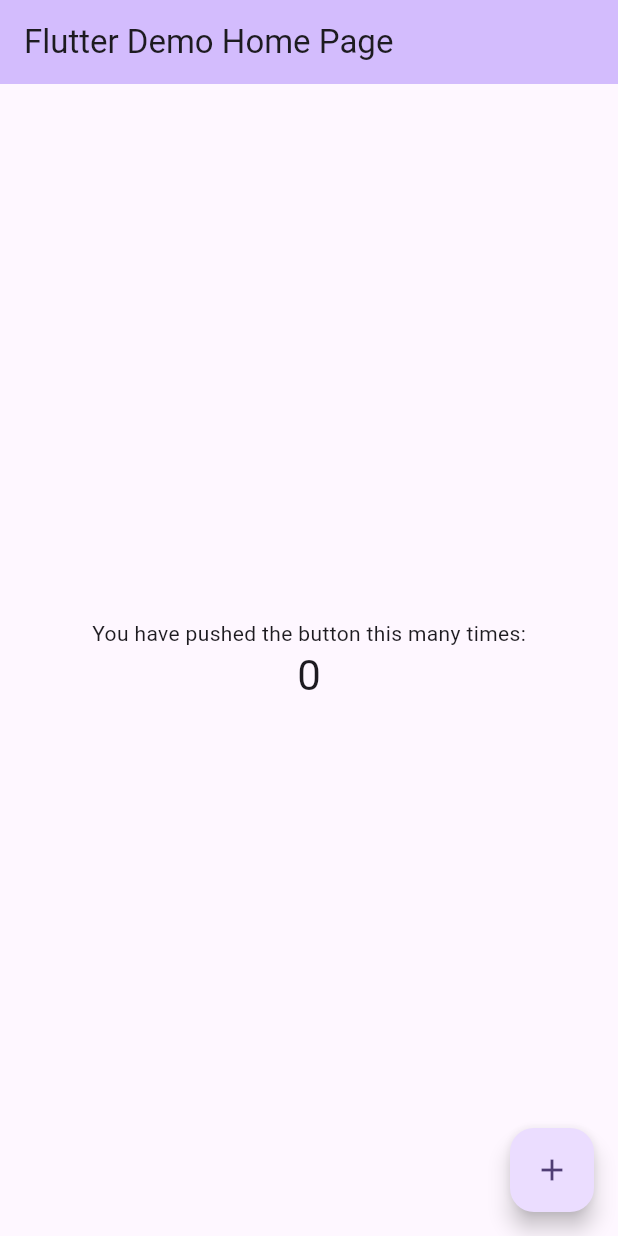
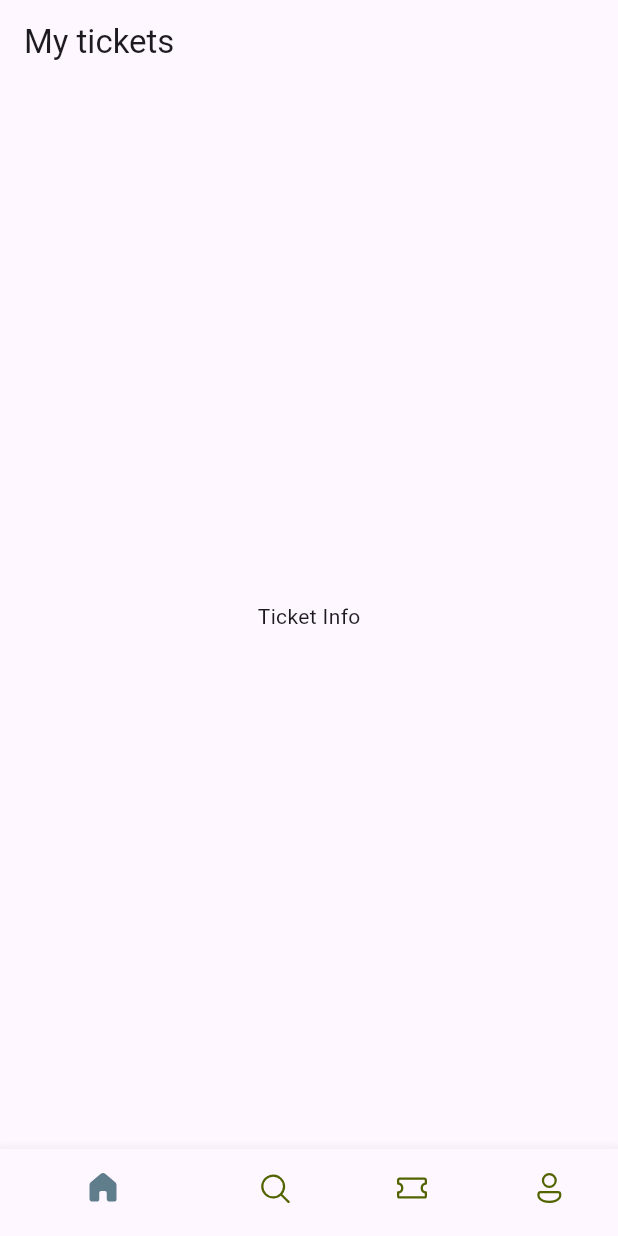
Before and after one commit to teraGL/ticket-app, a Flutter app: the screen it shows after launch, on a phone screen of 412 x 824 dp. Run offline on Flutter 3.47's test engine with Material 3 defaults, Android fonts, the phone set to English and light mode, and no system bars; our stand-ins replace fluentui_icons.

Commit message:
Add Bottom Bar Buttons

```diff
--- /dev/null
+++ b/lib/base/bottom_nav_bar.dart
@@ -0,0 +1,61 @@
+import 'package:fluentui_icons/fluentui_icons.dart';
+import 'package:flutter/material.dart';
+
+class BottomNavBar extends StatefulWidget {
+  const BottomNavBar({super.key});
+
+  @override
+  State<BottomNavBar> createState() => _BottomNavBarState();
+}
+
+class _BottomNavBarState extends State<BottomNavBar> {
+
+  final appScreens = [
+    const Text("Home"),
+    const Text("Search"),
+    const Text("Tickets"),
+    const Text("Profile")
+  ];
+
+  @override
+  Widget build(BuildContext context) {
+    return Scaffold(
+      appBar: AppBar(
+        title: const Text("My tickets"),
+      ),
+      body: const Center(
+        child: Text("Ticket Info"),
+      ),
+      bottomNavigationBar: BottomNavigationBar(
+        selectedItemColor: Colors.blueGrey,
+        unselectedItemColor: const Color(0xFF526400),
+        showSelectedLabels: false,
+        items: const [
+          BottomNavigationBarItem(
+            icon: Icon(FluentSystemIcons.ic_fluent_home_regular),
+            label: "Home",
+            activeIcon: Icon(FluentSystemIcons.ic_fluent_home_filled)
+          ),
+
+          BottomNavigationBarItem(
+            icon: Icon(FluentSystemIcons.ic_fluent_search_regular),
+            label: "Search",
+            activeIcon: Icon(FluentSystemIcons.ic_fluent_search_filled)
+          ),
+
+          BottomNavigationBarItem(
+            icon: Icon(FluentSystemIcons.ic_fluent_ticket_regular),
+            label: "Tickets",
+            activeIcon: Icon(FluentSystemIcons.ic_fluent_ticket_filled)
+          ),
+
+          BottomNavigationBarItem(
+            icon: Icon(FluentSystemIcons.ic_fluent_person_regular),
+            label: "Profile",
+            activeIcon: Icon(FluentSystemIcons.ic_fluent_person_filled)
+          ),
+        ],
+      )
+    );
+  }
+}
--- a/lib/main.dart
+++ b/lib/main.dart
@@ -1,125 +1,18 @@
 import 'package:flutter/material.dart';
+import 'package:ticket_app/base/bottom_nav_bar.dart';
 
 void main() {
   runApp(const MyApp());
 }
 
+
 class MyApp extends StatelessWidget {
   const MyApp({super.key});
 
-  // This widget is the root of your application.
   @override
   Widget build(BuildContext context) {
     return MaterialApp(
-      title: 'Flutter Demo',
-      theme: ThemeData(
-        // This is the theme of your application.
-        //
-        // TRY THIS: Try running your application with "flutter run". You'll see
-        // the application has a purple toolbar. Then, without quitting the app,
-        // try changing the seedColor in the colorScheme below to Colors.green
-        // and then invoke "hot reload" (save your changes or press the "hot
-        // reload" button in a Flutter-supported IDE, or press "r" if you used
-        // the command line to start the app).
-        //
-        // Notice that the counter didn't reset back to zero; the application
-        // state is not lost during the reload. To reset the state, use hot
-        // restart instead.
-        //
-        // This works for code too, not just values: Most code changes can be
-        // tested with just a hot reload.
-        colorScheme: ColorScheme.fromSeed(seedColor: Colors.deepPurple),
-        useMaterial3: true,
-      ),
-      home: const MyHomePage(title: 'Flutter Demo Home Page'),
+      home: BottomNavBar()
     );
   }
 }
-
-class MyHomePage extends StatefulWidget {
-  const MyHomePage({super.key, required this.title});
-
-  // This widget is the home page of your application. It is stateful, meaning
-  // that it has a State object (defined below) that contains fields that affect
-  // how it looks.
-
-  // This class is the configuration for the state. It holds the values (in this
-  // case the title) provided by the parent (in this case the App widget) and
-  // used by the build method of the State. Fields in a Widget subclass are
-  // always marked "final".
-
-  final String title;
-
-  @override
-  State<MyHomePage> createState() => _MyHomePageState();
-}
-
-class _MyHomePageState extends State<MyHomePage> {
-  int _counter = 0;
-
-  void _incrementCounter() {
-    setState(() {
-      // This call to setState tells the Flutter framework that something has
-      // changed in this State, which causes it to rerun the build method below
-      // so that the display can reflect the updated values. If we changed
-      // _counter without calling setState(), then the build method would not be
-      // called again, and so nothing would appear to happen.
-      _counter++;
-    });
-  }
-
-  @override
-  Widget build(BuildContext context) {
-    // This method is rerun every time setState is called, for instance as done
-    // by the _incrementCounter method above.
-    //
-    // The Flutter framework has been optimized to make rerunning build methods
-    // fast, so that you can just rebuild anything that needs updating rather
-    // than having to individually change instances of widgets.
-    return Scaffold(
-      appBar: AppBar(
-        // TRY THIS: Try changing the color here to a specific color (to
-        // Colors.amber, perhaps?) and trigger a hot reload to see the AppBar
-        // change color while the other colors stay the same.
-        backgroundColor: Theme.of(context).colorScheme.inversePrimary,
-        // Here we take the value from the MyHomePage object that was created by
-        // the App.build method, and use it to set our appbar title.
-        title: Text(widget.title),
-      ),
-      body: Center(
-        // Center is a layout widget. It takes a single child and positions it
-        // in the middle of the parent.
-        child: Column(
-          // Column is also a layout widget. It takes a list of children and
-          // arranges them vertically. By default, it sizes itself to fit its
-          // children horizontally, and tries to be as tall as its parent.
-          //
-          // Column has various properties to control how it sizes itself and
-          // how it positions its children. Here we use mainAxisAlignment to
-          // center the children vertically; the main axis here is the vertical
-          // axis because Columns are vertical (the cross axis would be
-          // horizontal).
-          //
-          // TRY THIS: Invoke "debug painting" (choose the "Toggle Debug Paint"
-          // action in the IDE, or press "p" in the console), to see the
-          // wireframe for each widget.
-          mainAxisAlignment: MainAxisAlignment.center,
-          children: <Widget>[
-            const Text(
-              'You have pushed the button this many times:',
-            ),
-            Text(
-              '$_counter',
-              style: Theme.of(context).textTheme.headlineMedium,
-            ),
-          ],
-        ),
-      ),
-      floatingActionButton: FloatingActionButton(
-        onPressed: _incrementCounter,
-        tooltip: 'Increment',
-        child: const Icon(Icons.add),
-      ), // This trailing comma makes auto-formatting nicer for build methods.
-    );
-  }
-}
--- a/pubspec.yaml
+++ b/pubspec.yaml
@@ -35,6 +35,7 @@ dependencies:
   # The following adds the Cupertino Icons font to your application.
   # Use with the CupertinoIcons class for iOS style icons.
   cupertino_icons: ^1.0.8
+  fluentui_icons: ^1.0.0
 
 dev_dependencies:
   flutter_test:
```
Also changed, not shown: pubspec.lock.
